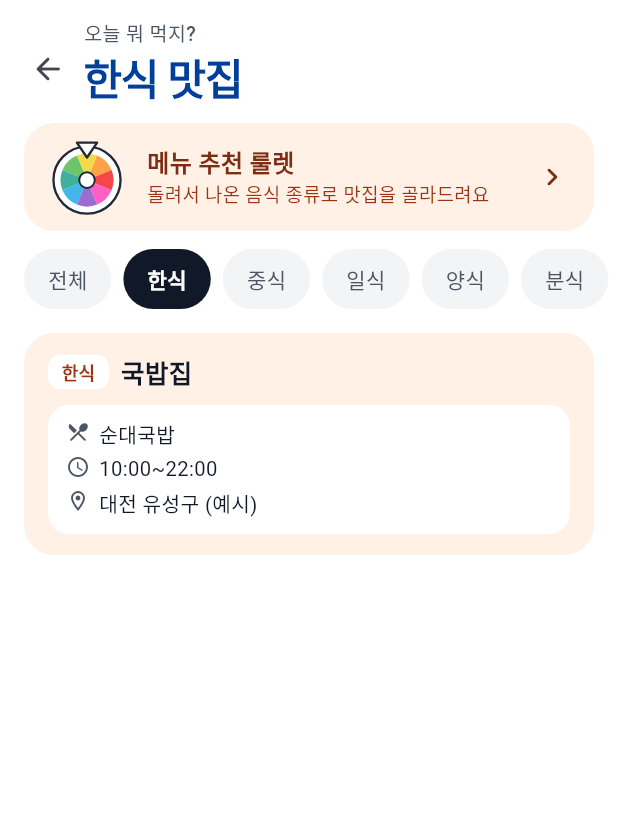
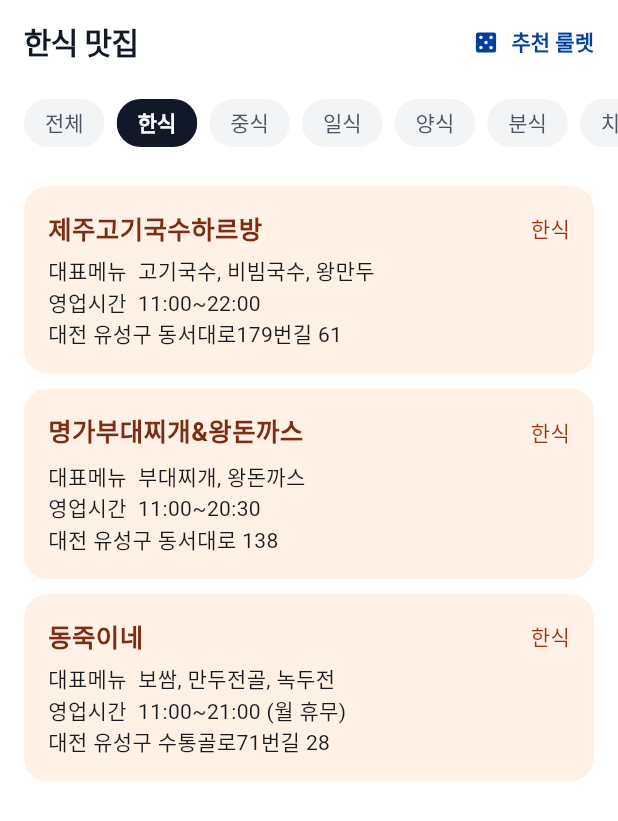
Before and after one commit to lsh4749/hanbat_campus_app, a Flutter app: the RestaurantScreen screen opened directly, after a tap on "한식", on a phone screen of 412 x 824 dp. Shown: the top 821 px of the screen. Run offline on Flutter 3.47's test engine with Material 3 defaults, Android fonts, the phone set to English and light mode, and no system bars; our stand-ins replace cloud_firestore, firebase_auth, firebase_core, shared_preferences; accounts and stored records are empty; network calls fail.

Commit message:
맛집 실제 데이터 반영, 고기/국밥 카테고리 추가

```diff
--- a/lib/restaurant/restaurant_model.dart
+++ b/lib/restaurant/restaurant_model.dart
@@ -2,7 +2,7 @@ import 'dart:convert';
 import 'package:flutter/services.dart';
 
 /// 룰렛 칸과 맛집 데이터의 category 값이 반드시 같은 문자열이어야 필터링된다.
-const foodCategories = ['한식', '중식', '일식', '양식', '분식', '치킨'];
+const foodCategories = ['한식', '중식', '일식', '양식', '분식', '치킨', '고기', '국밥'];
 
 class Restaurant {
   final String id, name, category, menu, hours, address;
--- a/lib/restaurant/restaurant_screen.dart
+++ b/lib/restaurant/restaurant_screen.dart
@@ -1,17 +1,9 @@
 import 'package:flutter/material.dart';
-
 import '../app/app_theme.dart';
-import '../app/widgets/page_header.dart';
-import '../app/widgets/pill_chip.dart';
-import '../home/widgets/roulette_wheel.dart';
-import '../roulette/roulette_screen.dart';
 import 'restaurant_model.dart';
+import 'roulette_screen.dart';
 
 /// 대학가 맛집 목록. 룰렛에서 음식 종류(String)를 arguments로 넘기면 그 종류만 보여준다.
-///
-/// 룰렛은 홈 화면과 같은 것(lib/roulette/roulette_screen.dart) 하나만 쓴다.
-/// - 홈 룰렛 → 맛집 화면: RouteSettings.arguments 로 음식 종류를 받는다.
-/// - 맛집 화면의 룰렛 버튼 → RouletteScreen(pickOnly: true) 가 뽑힌 종류를 돌려준다.
 class RestaurantScreen extends StatefulWidget {
   const RestaurantScreen({super.key});
 
@@ -24,9 +16,6 @@ class _RestaurantScreenState extends State<RestaurantScreen> {
   String? _category; // null = 전체
   bool _argsRead = false;
 
-  /// 필터 칸은 룰렛 칸과 같은 목록을 쓴다 (룰렛 결과가 항상 필터에 있도록)
-  static const _categories = RouletteScreen.categories;
-
   @override
   void didChangeDependencies() {
     super.didChangeDependencies();
@@ -36,113 +25,55 @@ class _RestaurantScreenState extends State<RestaurantScreen> {
     _category = ModalRoute.of(context)?.settings.arguments as String?;
   }
 
-  Future<void> _openRoulette() async {
-    final picked = await Navigator.push<String>(
-      context,
-      MaterialPageRoute(builder: (_) => const RouletteScreen(pickOnly: true)),
-    );
-    if (picked != null && mounted) setState(() => _category = picked);
-  }
-
   @override
   Widget build(BuildContext context) {
     return Scaffold(
-      body: SafeArea(
-        bottom: false,
-        child: Column(
-          crossAxisAlignment: CrossAxisAlignment.start,
+      appBar: AppBar(
+        title: Text(_category == null ? '대학가 맛집' : '$_category 맛집'),
+        actions: [
+          TextButton.icon(
+            onPressed: () => Navigator.push(
+              context,
+              MaterialPageRoute(builder: (_) => const RouletteScreen()),
+            ),
+            icon: const Icon(Icons.casino_rounded),
+            label: const Text('추천 룰렛'),
+          ),
+        ],
+      ),
+      body: Column(
         children: [
-            // 헤더 (홈·소모임과 같은 스타일)
-            AppPageHeader(
-              subtitle: '오늘 뭐 먹지?',
-              title: _category == null ? '대학가 맛집' : '$_category 맛집',
-            ),
-
-            // 룰렛 바로가기 (홈 룰렛과 같은 판)
-            Padding(
-              padding: const EdgeInsets.fromLTRB(16, 0, 16, 12),
-              child: Material(
-                color: AppColors.orangeBg,
-                borderRadius: BorderRadius.circular(20),
-                clipBehavior: Clip.antiAlias,
-                child: InkWell(
-                  onTap: _openRoulette,
-                  child: Padding(
-                    padding: const EdgeInsets.fromLTRB(16, 10, 16, 10),
-                    child: Row(
+          SizedBox(
+            height: 52,
+            child: ListView(
+              scrollDirection: Axis.horizontal,
+              padding: const EdgeInsets.symmetric(horizontal: 12),
               children: [
-                        const RouletteWheel(size: 52),
-                        const SizedBox(width: 14),
-                        const Expanded(
-                          child: Column(
-                            crossAxisAlignment: CrossAxisAlignment.start,
-                            children: [
-                              Text('메뉴 추천 룰렛',
-                                  style: TextStyle(
-                                      fontSize: 16,
-                                      fontWeight: FontWeight.w900,
-                                      color: AppColors.orangeInk)),
-                              Text('돌려서 나온 음식 종류로 맛집을 골라드려요',
-                                  style: TextStyle(
-                                      fontSize: 12.5,
-                                      color: AppColors.orangeSub)),
+                _chip('전체', null),
+                for (final c in foodCategories) _chip(c, c),
               ],
             ),
           ),
-                        const Icon(Icons.chevron_right_rounded,
-                            color: AppColors.orangeInk),
-                      ],
-                    ),
-                  ),
-                ),
-              ),
-            ),
-
-            // 음식 종류 필터
-            SingleChildScrollView(
-              scrollDirection: Axis.horizontal,
-              padding: const EdgeInsets.fromLTRB(16, 0, 16, 12),
-              child: Row(
-                children: [
-                  PillChip(
-                    label: '전체',
-                    selected: _category == null,
-                    onTap: () => setState(() => _category = null),
-                  ),
-                  for (final c in _categories) ...[
-                    const SizedBox(width: 8),
-                    PillChip(
-                      label: c,
-                      selected: _category == c,
-                      onTap: () => setState(() => _category = c),
-                    ),
-                  ],
-                ],
-              ),
-            ),
-
           Expanded(
             child: FutureBuilder<List<Restaurant>>(
               future: _future,
               builder: (context, snap) {
                 if (snap.hasError) {
-                    return const _Message('맛집 데이터를 불러오지 못했어요');
+                  return const Center(child: Text('맛집 데이터를 불러오지 못했어요'));
                 }
                 if (!snap.hasData) {
                   return const Center(child: CircularProgressIndicator());
                 }
                 final list = _category == null
                     ? snap.data!
-                      : snap.data!
-                          .where((r) => r.category == _category)
-                          .toList();
+                    : snap.data!.where((r) => r.category == _category).toList();
                 if (list.isEmpty) {
-                    return _Message('$_category 맛집이 아직 없어요\n다른 종류를 골라보세요');
+                  return Center(child: Text('$_category 맛집이 아직 없어요'));
                 }
                 return ListView.separated(
-                    padding: const EdgeInsets.fromLTRB(16, 4, 16, 24),
+                  padding: const EdgeInsets.all(16),
                   itemCount: list.length,
-                    separatorBuilder: (_, _) => const SizedBox(height: 10),
+                  separatorBuilder: (_, __) => const SizedBox(height: 10),
                   itemBuilder: (_, i) => _RestaurantCard(r: list[i]),
                 );
               },
@@ -150,9 +81,17 @@ class _RestaurantScreenState extends State<RestaurantScreen> {
           ),
         ],
       ),
+    );
+  }
+
+  Widget _chip(String label, String? value) => Padding(
+        padding: const EdgeInsets.symmetric(horizontal: 4, vertical: 8),
+        child: ChoiceChip(
+          label: Text(label),
+          selected: _category == value,
+          onSelected: (_) => setState(() => _category = value),
         ),
       );
-  }
 }
 
 class _RestaurantCard extends StatelessWidget {
@@ -162,101 +101,31 @@ class _RestaurantCard extends StatelessWidget {
   @override
   Widget build(BuildContext context) {
     return Container(
-      padding: const EdgeInsets.fromLTRB(16, 14, 16, 14),
+      padding: const EdgeInsets.all(16),
       decoration: BoxDecoration(
         color: AppColors.orangeBg,
-        borderRadius: BorderRadius.circular(20),
+        borderRadius: BorderRadius.circular(16),
       ),
       child: Column(
         crossAxisAlignment: CrossAxisAlignment.start,
         children: [
-          Row(
-            children: [
-              Container(
-                padding: const EdgeInsets.symmetric(horizontal: 9, vertical: 3),
-                decoration: BoxDecoration(
-                  color: Colors.white,
-                  borderRadius: BorderRadius.circular(8),
-                ),
-                child: Text(r.category,
-                    style: const TextStyle(
-                        fontSize: 12,
-                        fontWeight: FontWeight.w700,
-                        color: AppColors.orangeSub)),
-              ),
-              const SizedBox(width: 8),
+          Row(children: [
             Expanded(
               child: Text(r.name,
-                    maxLines: 1,
-                    overflow: TextOverflow.ellipsis,
                   style: const TextStyle(
                       fontSize: 17,
-                        fontWeight: FontWeight.w800,
-                        color: AppColors.ink)),
+                      fontWeight: FontWeight.w700,
+                      color: AppColors.orangeInk)),
             ),
-            ],
-          ),
-          const SizedBox(height: 10),
-          Container(
-            width: double.infinity,
-            padding: const EdgeInsets.symmetric(horizontal: 12, vertical: 10),
-            decoration: BoxDecoration(
-              color: Colors.white,
-              borderRadius: BorderRadius.circular(14),
-            ),
-            child: Column(
-              crossAxisAlignment: CrossAxisAlignment.start,
-              children: [
-                _InfoLine(icon: Icons.restaurant_menu_rounded, text: r.menu),
-                const SizedBox(height: 4),
-                _InfoLine(icon: Icons.access_time_rounded, text: r.hours),
-                if (r.address.isNotEmpty) ...[
-                  const SizedBox(height: 4),
-                  _InfoLine(icon: Icons.location_on_outlined, text: r.address),
-                ],
-              ],
-            ),
-          ),
+            Text(r.category,
+                style: const TextStyle(color: AppColors.orangeSub)),
+          ]),
+          const SizedBox(height: 6),
+          Text('대표메뉴  ${r.menu}'),
+          Text('영업시간  ${r.hours}'),
+          if (r.address.isNotEmpty) Text(r.address),
         ],
       ),
     );
   }
 }
-
-class _InfoLine extends StatelessWidget {
-  const _InfoLine({required this.icon, required this.text});
-
-  final IconData icon;
-  final String text;
-
-  @override
-  Widget build(BuildContext context) {
-    return Row(
-      crossAxisAlignment: CrossAxisAlignment.start,
-      children: [
-        Icon(icon, size: 16, color: AppColors.inkSub),
-        const SizedBox(width: 6),
-        Expanded(
-          child: Text(text,
-              style: const TextStyle(fontSize: 13.5, color: AppColors.ink)),
-        ),
-      ],
-    );
-  }
-}
-
-class _Message extends StatelessWidget {
-  const _Message(this.text);
-
-  final String text;
-
-  @override
-  Widget build(BuildContext context) {
-    return Center(
-      child: Text(text,
-          textAlign: TextAlign.center,
-          style: const TextStyle(
-              fontSize: 15, color: AppColors.inkSub, height: 1.5)),
-    );
-  }
-}
```
Also changed, not shown: assets/data/restaurants.json (+96 -6 lines), lib/restaurant/roulette_screen.dart (added, +164 -0 lines). Lines whose indentation alone changed are shown as unchanged.
